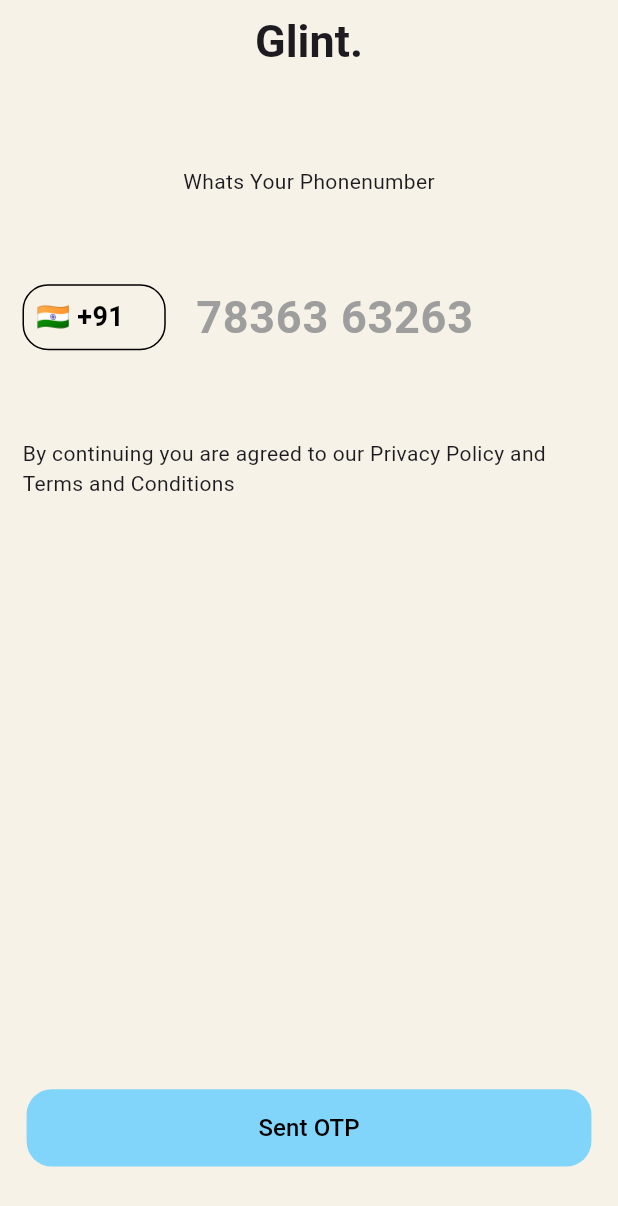
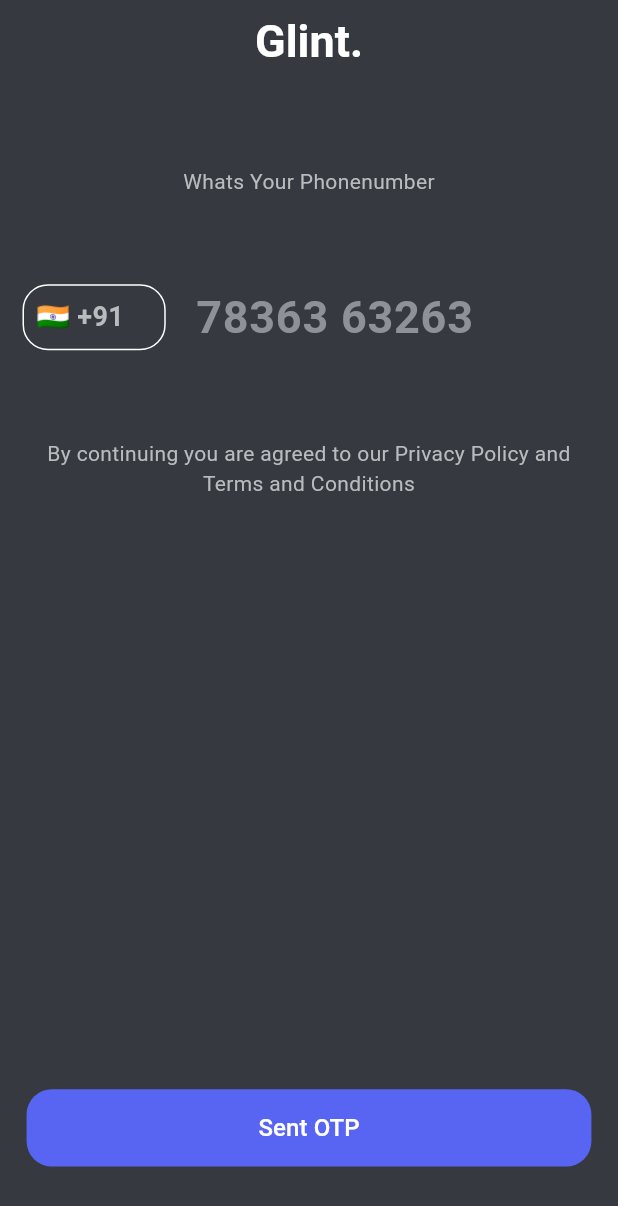
Before and after one commit to Raseelp/glint, a Flutter app: the screen it shows after launch, after a tap on an icon or button, on a phone screen of 412 x 824 dp. Shown: the top 1206 px of the screen. Run offline on Flutter 3.47's test engine with Material 3 defaults, Android fonts, the light colour scheme and no system bars; our stand-ins replace awesome_snackbar_content, cached_network_image, cloud_firestore, country_picker, firebase_auth, firebase_core and 9 more; accounts and stored records are empty; network calls fail.

Commit message:
Continueing updating ui

```diff
--- a/lib/pages/onbordeing.dart
+++ b/lib/pages/onbordeing.dart
@@ -1,6 +1,7 @@
 import 'package:flutter/material.dart';
 import 'package:flutter_screenutil/flutter_screenutil.dart';
 import 'package:glint/pages/phonenumber.dart';
+import 'package:glint/utils/colorPallet.dart';
 
 class Onbordeing extends StatefulWidget {
   const Onbordeing({super.key});
@@ -14,6 +15,7 @@
   Widget build(BuildContext context) {
     ScreenUtil.init(context);
     return Scaffold(
+      backgroundColor: AppColors.darkBackground,
       body: Center(
         child: ElevatedButton(
             style: ElevatedButton.styleFrom(
@@ -22,7 +24,7 @@
                 padding:
                     EdgeInsets.symmetric(horizontal: 100.w, vertical: 12.h),
                 elevation: 0,
-                backgroundColor: Colors.lightBlue[500],
+                backgroundColor: AppColors.blurple,
                 foregroundColor: Colors.white),
             onPressed: () {
               Navigator.push(context,
--- a/lib/pages/phonenumber.dart
+++ b/lib/pages/phonenumber.dart
@@ -3,6 +3,7 @@
 import 'package:flutter_screenutil/flutter_screenutil.dart';
 
 import 'package:glint/provider/auth_provider.dart';
+import 'package:glint/utils/colorPallet.dart';
 import 'package:provider/provider.dart';
 
 class Phonenumber extends StatefulWidget {
@@ -14,7 +15,6 @@
 
 class _PhonenumberState extends State<Phonenumber> {
   final TextEditingController phonecontroller = TextEditingController();
-  Color beige = const Color(0xFFF7F2E7);
 
   Country selectedCountry = Country(
       phoneCode: "91",
@@ -32,31 +32,38 @@
     ScreenUtil.init(context);
     return Scaffold(
       appBar: AppBar(
-        backgroundColor: beige,
+        backgroundColor: AppColors.darkBackground,
         automaticallyImplyLeading: false,
         title: const Center(
             child: Text(
           'Glint.',
-          style: TextStyle(fontSize: 30, fontWeight: FontWeight.bold),
+          style: TextStyle(
+              fontSize: 30,
+              fontWeight: FontWeight.bold,
+              color: AppColors.whiteText),
         )),
       ),
-      backgroundColor: beige,
+      backgroundColor: AppColors.darkBackground,
       body: Padding(
         padding: const EdgeInsets.all(15.0),
         child: SingleChildScrollView(
           child: Column(
+            mainAxisAlignment: MainAxisAlignment.center,
             children: [
               const SizedBox(
                 height: 40,
               ),
-              const Text('Whats Your Phonenumber'),
+              const Text(
+                'Whats Your Phonenumber',
+                style: TextStyle(color: AppColors.lightGrayText),
+              ),
               Row(
                 children: [
                   Expanded(
                     flex: 1,
                     child: Container(
                       decoration: BoxDecoration(
-                          border: Border.all(),
+                          border: Border.all(color: AppColors.whiteText),
                           borderRadius: BorderRadius.circular(17)),
                       child: Padding(
                         padding: const EdgeInsets.all(8.0),
@@ -77,7 +84,7 @@
                             "${selectedCountry.flagEmoji} +${selectedCountry.phoneCode}",
                             style: const TextStyle(
                                 fontSize: 18,
-                                color: Colors.black,
+                                color: AppColors.lightGrayText,
                                 fontWeight: FontWeight.bold),
                           ),
                         ),
@@ -91,14 +98,14 @@
                           const EdgeInsets.only(left: 20, top: 50, bottom: 50),
                       child: TextField(
                         style: const TextStyle(
-                            color: Colors.black,
+                            color: AppColors.lightGrayText,
                             fontSize: 30,
                             fontWeight: FontWeight.bold),
                         controller: phonecontroller,
                         decoration: const InputDecoration(
                           hintText: '78363 63263',
                           hintStyle: TextStyle(
-                              color: Colors.grey,
+                              color: AppColors.mediumLightGray,
                               fontSize: 30,
                               fontWeight: FontWeight.bold),
                           border: InputBorder.none,
@@ -109,7 +116,10 @@
                 ],
               ),
               const Text(
-                  'By continuing you are agreed to our Privacy Policy and Terms and Conditions'),
+                'By continuing you are agreed to our Privacy Policy and Terms and Conditions',
+                textAlign: TextAlign.center,
+                style: TextStyle(color: AppColors.lightGrayText),
+              ),
               SizedBox(
                 height: 330.h,
               ),
@@ -123,8 +133,8 @@
                       padding: EdgeInsets.symmetric(
                           horizontal: 135.w, vertical: 12.h),
                       elevation: 0,
-                      backgroundColor: Colors.lightBlue[200],
-                      foregroundColor: Colors.black),
+                      backgroundColor: AppColors.blurple,
+                      foregroundColor: Colors.white),
                   child: const Text(
                     'Sent OTP',
                     style: TextStyle(fontSize: 16),
```
Also changed, not shown: lib/pages/otpScreen.dart (+24 -12 lines), lib/pages/splashScreen.dart (+8 -5 lines).
